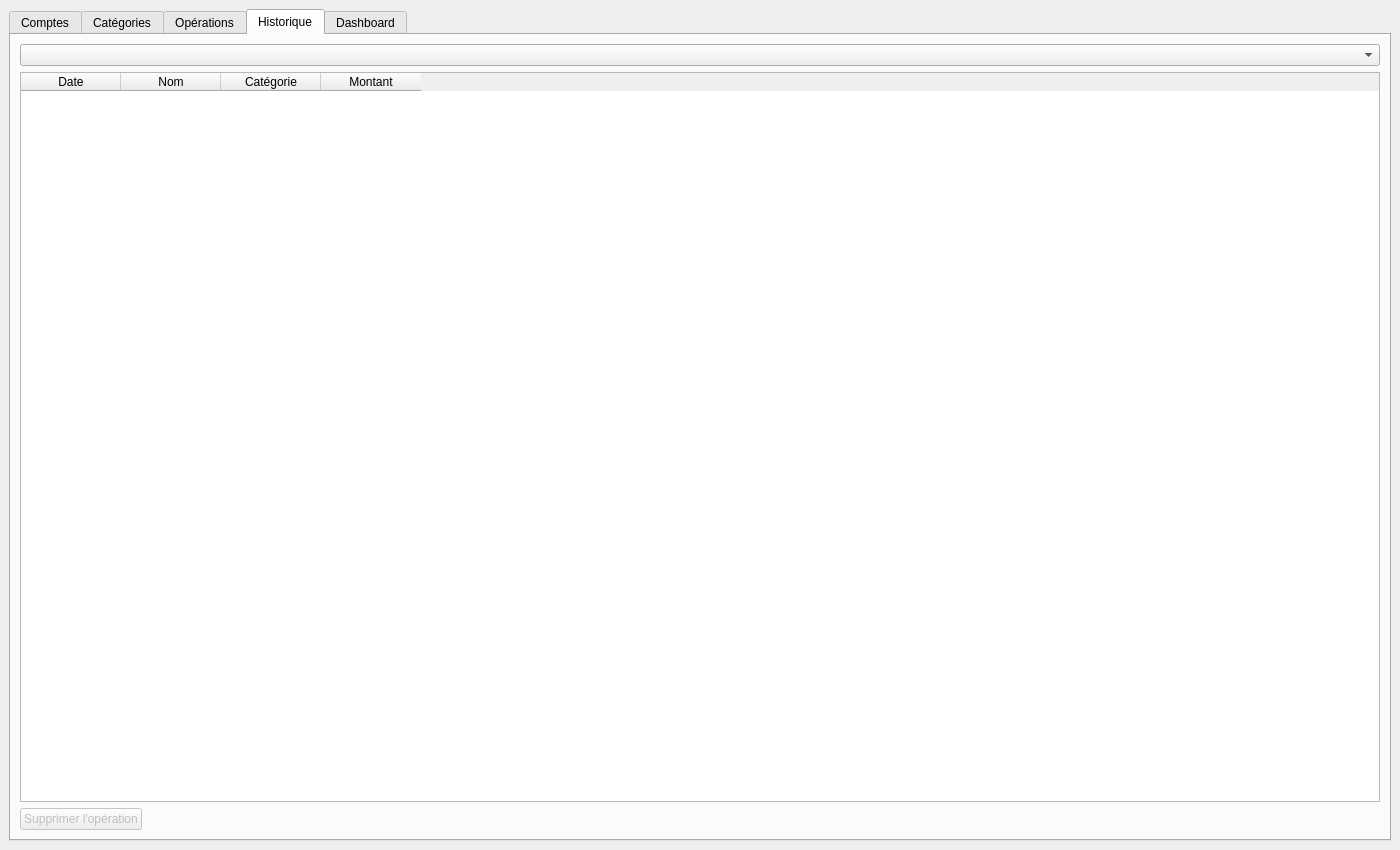
Salma803/QFinance2, file mainwindow.ui: the form before one commit.
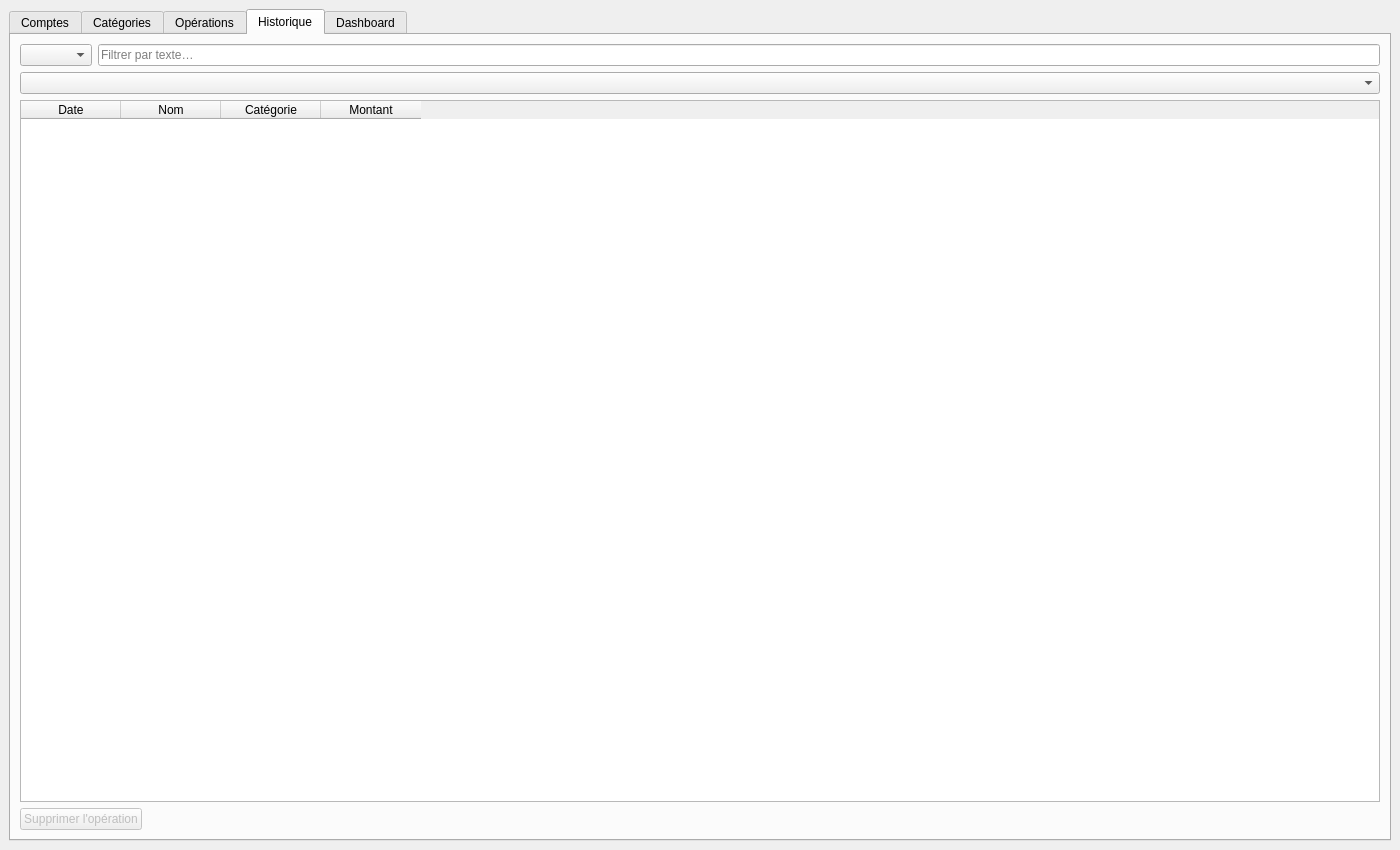
The form after the commit. The open tabs and pages were chosen to show the change. Custom widgets are drawn as their Qt base class.

Commit message: Filtrage sur l'historique des op

Diff of the .ui file:
```diff
--- a/mainwindow.ui
+++ b/mainwindow.ui
@@ -258,6 +258,27 @@
         <string>Historique</string>
        </attribute>
        <layout class="QVBoxLayout">
+       <!-- FILTRES HISTORIQUE -->
+       <item>
+        <layout class="QHBoxLayout">
+         <item>
+          <widget class="QComboBox" name="comboFiltreCategorieOp">
+           <property name="minimumWidth">
+            <number>180</number>
+           </property>
+          </widget>
+         </item>
+
+         <item>
+          <widget class="QLineEdit" name="editFiltreTexteOp">
+           <property name="placeholderText">
+            <string>Filtrer par texte…</string>
+           </property>
+          </widget>
+         </item>
+        </layout>
+       </item>
+
         <item>
          <widget class="QComboBox" name="comboCompteHistorique"/>
         </item>
```
The commit also changes 1 other file.
